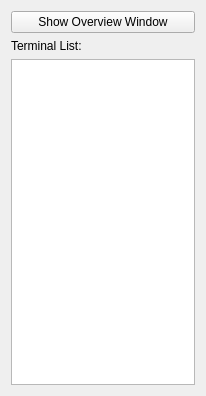
Old version of the form mac/examples/GasInfo/devicelistwidget.ui in the repository Quenii/ADCEVM.
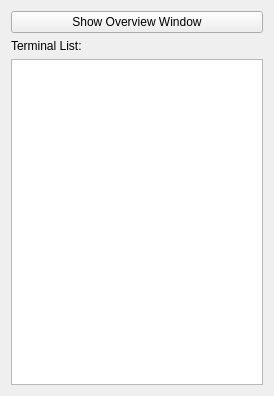
New version of the form.

Patch:
```diff
--- a/mac/examples/GasInfo/devicelistwidget.ui
+++ b/mac/examples/GasInfo/devicelistwidget.ui
@@ -6,7 +6,7 @@
    <rect>
     <x>0</x>
     <y>0</y>
-    <width>206</width>
+    <width>274</width>
     <height>396</height>
    </rect>
   </property>
@@ -35,7 +35,7 @@
     </widget>
    </item>
    <item>
-    <widget class="QListWidget" name="listWidget"/>
+    <widget class="QListView" name="listView"/>
    </item>
   </layout>
  </widget>
```
